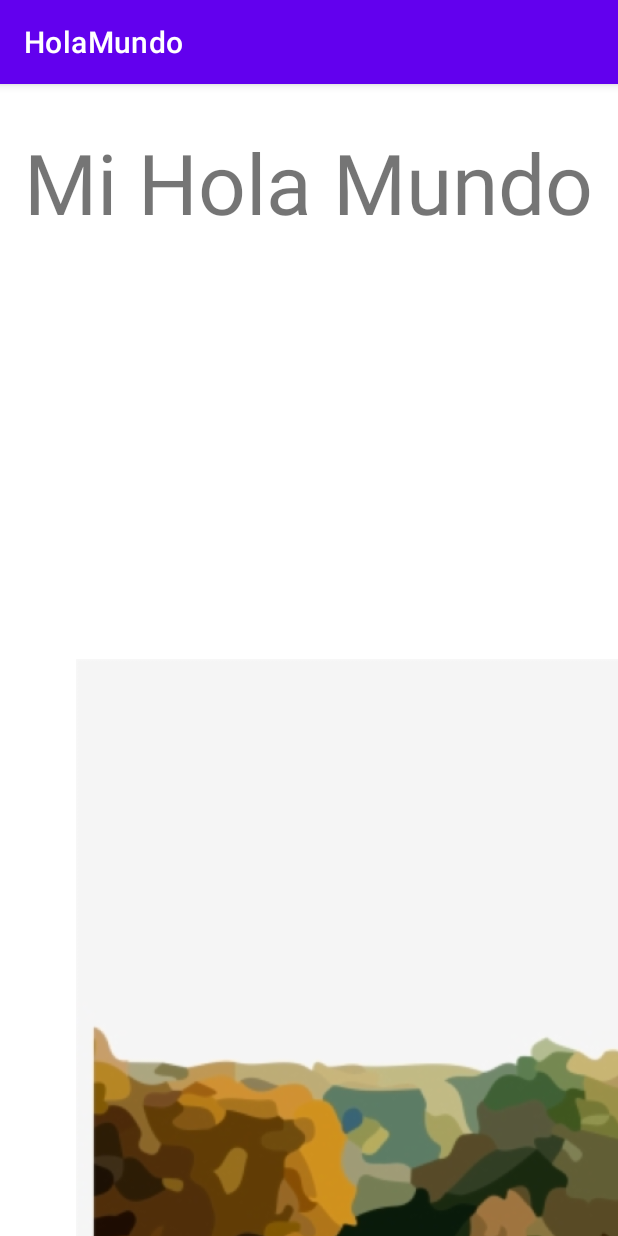
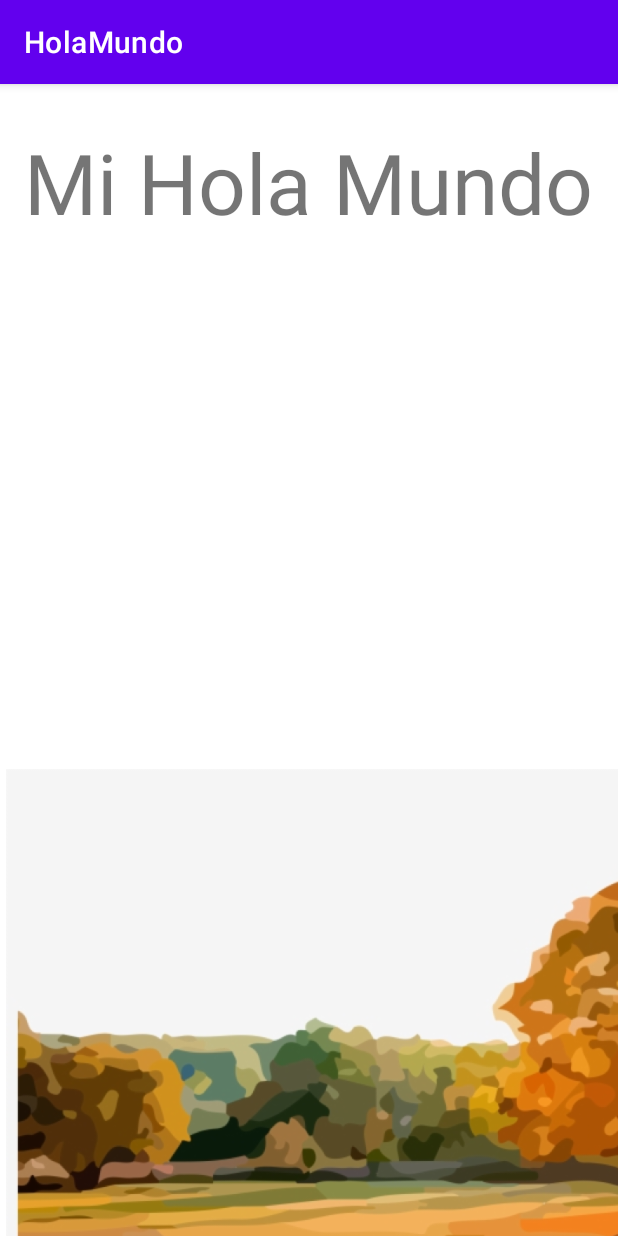
Before and after one commit to suirnodor/HolaMundo, an Android app: the screen it shows after launch (MainActivity), on a phone screen of 412 x 824 dp. Run offline under Robolectric (Android 15) with nearby library versions, the phone set to English and light mode, and no system bars.

Commit message:
Prueba_34_ reducir foto

```diff
--- a/app/src/main/res/layout/activity_main.xml
+++ b/app/src/main/res/layout/activity_main.xml
@@ -46,8 +46,8 @@
 
     <ImageView
         android:id="@+id/imageView2"
-        android:layout_width="1071dp"
-        android:layout_height="507dp"
+        android:layout_width="643dp"
+        android:layout_height="480dp"
         android:layout_marginStart="4dp"
         android:layout_marginLeft="4dp"
         android:layout_marginTop="128dp"
```
